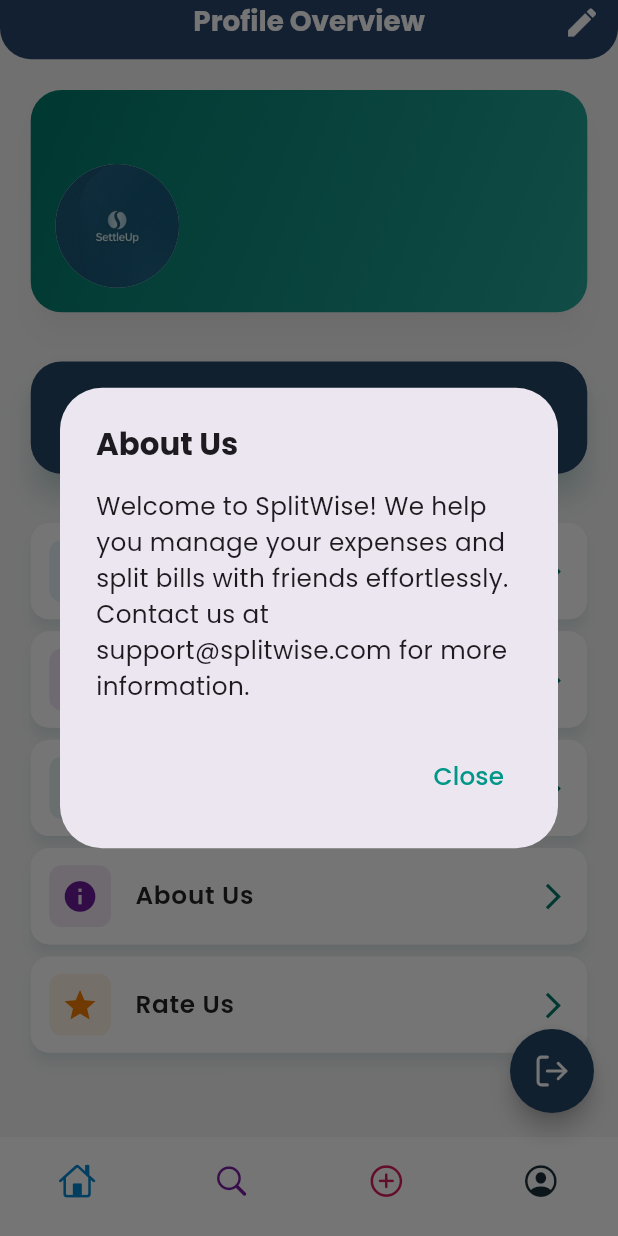
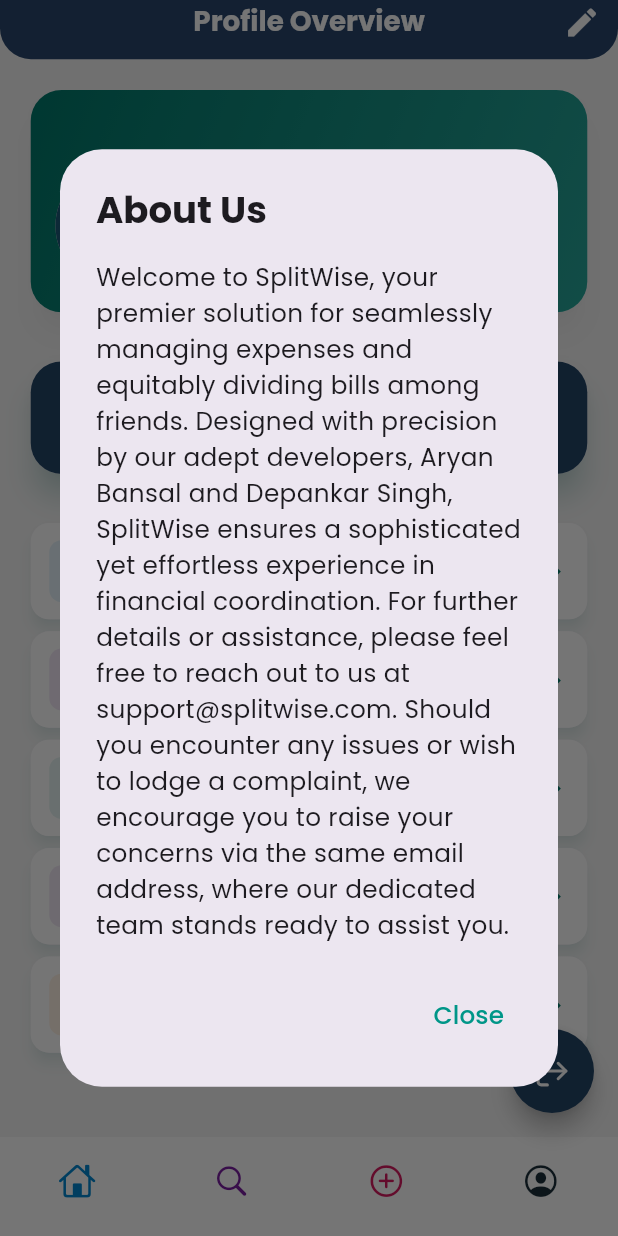
Before and after one commit to deepankar0611/split_wise, a Flutter app: the screen it shows once a user with an empty profile is signed in, item 4 of the bottom bar chosen, after a tap on "About Us", on a phone screen of 412 x 824 dp. Run offline on Flutter 3.47's test engine with Material 3 defaults, Android fonts, the phone set to English and light mode, and no system bars; our stand-ins replace animate_do, cached_network_image, cloud_firestore, firebase_auth, firebase_core, firebase_messaging and 14 more; accounts and stored records are empty; project files that could hold a hidden picture were left out.

Commit message:
bug fixes and enhance the ui

```diff
--- a/lib/Profile/profile_overview.dart
+++ b/lib/Profile/profile_overview.dart
@@ -346,9 +346,9 @@ class _ProfileOverviewScreenState extends State<ProfileOverviewScreen> {
     showDialog(
       context: context,
       builder: (context) => AlertDialog(
-        title: Text("About Us", style: GoogleFonts.poppins(fontWeight: FontWeight.bold, fontSize: screenWidth * 0.05)),
+        title: Text("About Us", style: GoogleFonts.poppins(fontWeight: FontWeight.bold, fontSize: screenWidth * 0.06)),
         content: Text(
-          "Welcome to SplitWise! We help you manage your expenses and split bills with friends effortlessly. Contact us at support@splitwise.com for more information.",
+          "Welcome to SplitWise, your premier solution for seamlessly managing expenses and equitably dividing bills among friends. Designed with precision by our adept developers, Aryan Bansal and Depankar Singh, SplitWise ensures a sophisticated yet effortless experience in financial coordination. For further details or assistance, please feel free to reach out to us at support@splitwise.com. Should you encounter any issues or wish to lodge a complaint, we encourage you to raise your concerns via the same email address, where our dedicated team stands ready to assist you.",
           style: GoogleFonts.poppins(fontSize: screenWidth * 0.04),
         ),
         actions: [
--- a/lib/split/friends.dart
+++ b/lib/split/friends.dart
@@ -27,17 +27,7 @@ class _AddExpenseScreenState extends State<AddExpenseScreen> {
   String expenseDescription = "";
 
   final List<String> categories = [
-    "Grocery",
-    "Medicine",
-    "Food",
-    "Rent",
-    "Travel",
-    "Shopping",
-    "Entertainment",
-    "Utilities",
-    "Others"
-  ];
-
+    "Grocery", "Medicine", "Food","Rent", "Travel", "Shopping", "Entertainment", "Utilities", "Others"];
   @override
   void initState() {
     super.initState();
@@ -163,7 +153,9 @@ class _AddExpenseScreenState extends State<AddExpenseScreen> {
           ),
         ),
       ),
-      body: SingleChildScrollView(
+      body: Stack( // Wrap body in Stack to allow modal sheet to blur background
+        children: [
+          SingleChildScrollView(
             physics: const BouncingScrollPhysics(),
             child: Column(
               children: [
@@ -342,9 +334,7 @@ class _AddExpenseScreenState extends State<AddExpenseScreen> {
                     onPressed: selectedPeople.isEmpty
                         ? null
                         : () {
-                        setState(() {
-                          showExpenseDetails = true;
-                        });
+                      _showExpenseDetailModal(screenWidth, screenHeight);
                     },
                     child: Row(
                       mainAxisAlignment: MainAxisAlignment.center,
@@ -357,34 +347,57 @@ class _AddExpenseScreenState extends State<AddExpenseScreen> {
                           ),
                         ),
                         SizedBox(width: screenWidth * 0.02),
-                    Icon(Icons.arrow_forward_ios, size: screenWidth * 0.045),
+                        Icon(Icons.arrow_forward_ios, size: screenWidth * 0.045,color: Colors.white,),
                       ],
                     ),
                   ),
                 ),
-            AnimatedSwitcher(
-              duration: const Duration(milliseconds: 600),
-              transitionBuilder: (Widget child, Animation<double> animation) {
-                return SlideTransition(
-                  position: Tween<Offset>(
-                    begin: const Offset(0, 1),
-                    end: Offset.zero,
-                  ).animate(CurvedAnimation(
-                    parent: animation,
-                    curve: Curves.easeOutCubic,
-                  )),
-                  child: FadeTransition(opacity: animation, child: child),
-                );
+              ],
+            ),
+          ),
+          if (showExpenseDetails) // Conditionally render the modal sheet
+            GestureDetector(
+              onTap: () { // To dismiss modal sheet when tapping outside
+                setState(() {
+                  showExpenseDetails = false;
+                });
               },
-              child: showExpenseDetails
-                  ? _buildExpenseDetailsUI(screenWidth, screenHeight)
-                  : const SizedBox.shrink(),
+              behavior: HitTestBehavior.translucent, // Make entire screen tappable
+              child: Stack( // Use Stack to overlay blur and modal
+                children: [
+                  BackdropFilter( // Blur effect for background
+                    filter: ImageFilter.blur(sigmaX: 5, sigmaY: 5),
+                    child: Container(
+                      color: Colors.transparent, // Transparent background to allow blur to show
+                    ),
+                  ),
+                  Align( // Align the modal sheet to the bottom
+                    alignment: Alignment.bottomCenter,
+                    child: Container(
+                      height: screenHeight * 0.55, // Half screen width
+                      decoration: BoxDecoration(
+                        color: Colors.white,
+                        borderRadius:
+                        BorderRadius.vertical(top: Radius.circular(screenWidth * 0.075)),
+                      ),
+                      padding: EdgeInsets.all(screenWidth * 0.05),
+                      child: _buildExpenseDetailsUI(screenWidth, screenHeight),
+                    ),
                   ),
                 ],
               ),
             ),
+        ],
+      ),
     );
   }
+
+  void _showExpenseDetailModal(double screenWidth, double screenHeight) {
+    setState(() {
+      showExpenseDetails = true;
+    });
+  }
+
 
   Widget _buildFriendItem(
       Map<String, dynamic> friend, double screenWidth, double screenHeight) {
@@ -434,20 +447,7 @@ class _AddExpenseScreenState extends State<AddExpenseScreen> {
   }
 
   Widget _buildExpenseDetailsUI(double screenWidth, double screenHeight) {
-    return Container(
-      decoration: BoxDecoration(
-        color: Colors.white,
-        borderRadius:
-            BorderRadius.vertical(top: Radius.circular(screenWidth * 0.075)),
-        boxShadow: [
-          BoxShadow(
-            color: Colors.black12,
-            blurRadius: screenWidth * 0.05,
-            offset: Offset(0, -screenWidth * 0.012),
-          ),
-        ],
-      ),
-      padding: EdgeInsets.all(screenWidth * 0.05),
+    return SingleChildScrollView( // Wrap the Column with SingleChildScrollView
       child: Column(
         crossAxisAlignment: CrossAxisAlignment.start,
         children: [
@@ -456,7 +456,7 @@ class _AddExpenseScreenState extends State<AddExpenseScreen> {
             style: TextStyle(
               fontSize: screenWidth * 0.06,
               fontWeight: FontWeight.bold,
-              color: const Color(0xFF1A3C6D),
+              color:  Colors.black,
             ),
           ),
           SizedBox(height: screenHeight * 0.025),
--- a/lib/split/payer_selection_sheet.dart
+++ b/lib/split/payer_selection_sheet.dart
@@ -77,7 +77,7 @@ class _PayerSelectionSheetState extends State<PayerSelectionSheet> {
 
     return Scaffold(
       appBar: PreferredSize(
-        preferredSize: Size.fromHeight(screenHeight * 0.07), // 7% of screen height
+        preferredSize: Size.fromHeight(screenHeight * 0.06), // 7% of screen height
         child: AppBar(
           backgroundColor: const Color(0xFF1A2E39),
           shape: RoundedRectangleBorder(
@@ -91,10 +91,10 @@ class _PayerSelectionSheetState extends State<PayerSelectionSheet> {
           title: Text(
             "Choose Payers",
             style: TextStyle(
-              fontSize: screenWidth * 0.06,
+              fontSize: screenWidth * 0.05,
               fontWeight: FontWeight.bold,
               color: Colors.white,
-              letterSpacing: 1.1,
+              letterSpacing: 1.0,
             ),
           ),
           centerTitle: true,
--- a/pubspec.yaml
+++ b/pubspec.yaml
@@ -41,7 +41,7 @@ dependencies:
   pdf:
   http:
   googleapis_auth:
-
+  flutter_spinkit: ^5.2.1
 
 
 dev_dependencies:
```
Also changed, not shown: lib/Profile/setting.dart (+207 -189 lines). Lines whose indentation alone changed are shown as unchanged.
